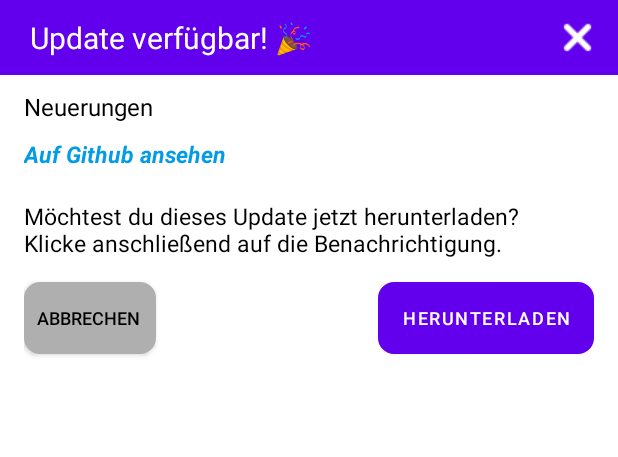
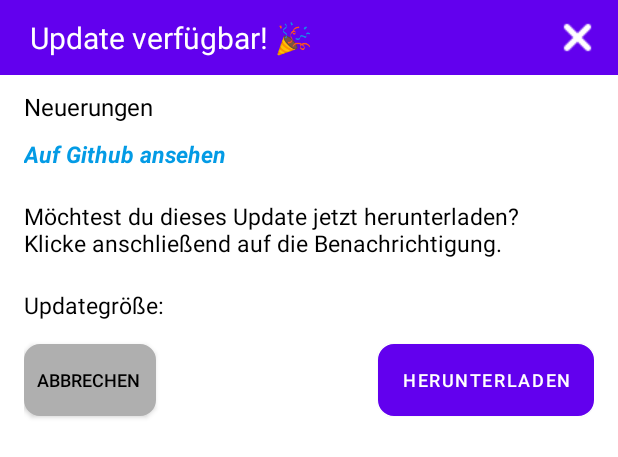
Before and after one commit to Haainz/Kennzeichenerkennung, an Android app: the layout fragment_update.xml on its own in the app's theme, with its tools: preview values and no code run, on a phone screen of 412 x 824 dp. Shown: the top 457 px of the screen. Run offline under Robolectric (Android 15) with nearby library versions, the phone set to English and light mode, and no system bars.

Commit message:
- added Updatesize - added Downloadcount

```diff
--- a/app/build.gradle
+++ b/app/build.gradle
@@ -10,7 +10,7 @@ android {
         applicationId "com.example.kennzeichenerkennung"
         minSdk 26
         targetSdk 34
-        versionCode 422
+        versionCode 421
         versionName "4.2.2"
 
         testInstrumentationRunner "androidx.test.runner.AndroidJUnitRunner"
--- a/app/src/main/java/com/example/kennzeichenerkennung/UeberFragment.java
+++ b/app/src/main/java/com/example/kennzeichenerkennung/UeberFragment.java
@@ -79,8 +79,11 @@ public class UeberFragment extends DialogFragment {
                             JSONObject json = new JSONObject(jsonData);
                             String versionTag = json.getString("tag_name");
                             String body = json.getString("body");
+                            String downloadCount = json.getJSONArray("assets")
+                                    .getJSONObject(0)
+                                    .getString("download_count");
 
-                            String info = "Version "+versionTag+"\n\n"+body;
+                            String info = "Version "+versionTag+"\n\n"+body+"\n\n"+"Downloads: "+downloadCount;
                             DialogFragment dialogFragment = new PicInfoDialogFragment(info);
                             dialogFragment.show(getParentFragmentManager(), "PicInfoDialog");
                         } catch (JSONException e) {
--- a/app/src/main/res/layout/fragment_update.xml
+++ b/app/src/main/res/layout/fragment_update.xml
@@ -84,11 +84,22 @@
                 android:textSize="15.5dp"
                 android:textStyle="normal" />
 
+            <TextView
+                android:id="@+id/sizetext"
+                android:layout_width="match_parent"
+                android:layout_height="wrap_content"
+                android:layout_below="@+id/text_view"
+                android:layout_marginTop="20dp"
+                android:text="Updategröße:"
+                android:textColor="?attr/colorTextNormal"
+                android:textSize="15.5dp"
+                android:textStyle="normal" />
+
             <androidx.appcompat.widget.AppCompatButton
                 android:id="@+id/stop_btn"
                 android:layout_width="wrap_content"
                 android:layout_height="wrap_content"
-                android:layout_below="@+id/text_view"
+                android:layout_below="@+id/sizetext"
                 android:layout_marginTop="15dp"
                 android:background="@drawable/edit_text_rounded_corner"
                 android:backgroundTint="@color/textlight"
@@ -101,7 +112,7 @@
                 android:id="@+id/download_btn"
                 android:layout_width="wrap_content"
                 android:layout_height="wrap_content"
-                android:layout_below="@+id/text_view"
+                android:layout_below="@+id/sizetext"
                 android:layout_alignParentRight="true"
                 android:layout_marginTop="15dp"
                 android:layout_marginBottom="17dp"
```
Also changed, not shown: app/src/main/java/com/example/kennzeichenerkennung/MainActivity.java (+6 -2 lines), app/src/main/java/com/example/kennzeichenerkennung/SettingsFragment.java (+6 -2 lines), app/src/main/java/com/example/kennzeichenerkennung/UpdateFragment.java (+17 -0 lines).
